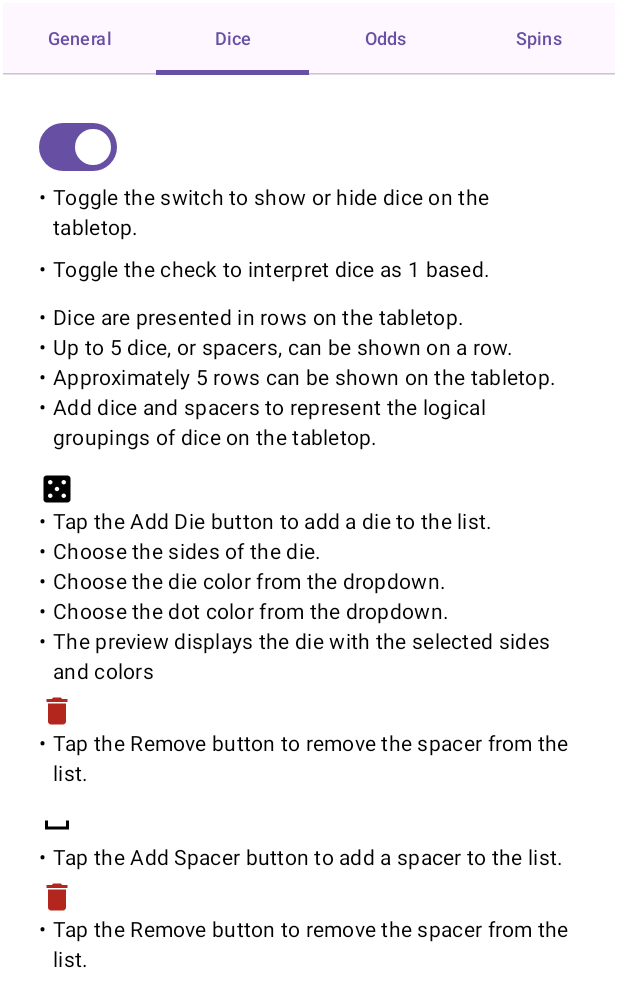
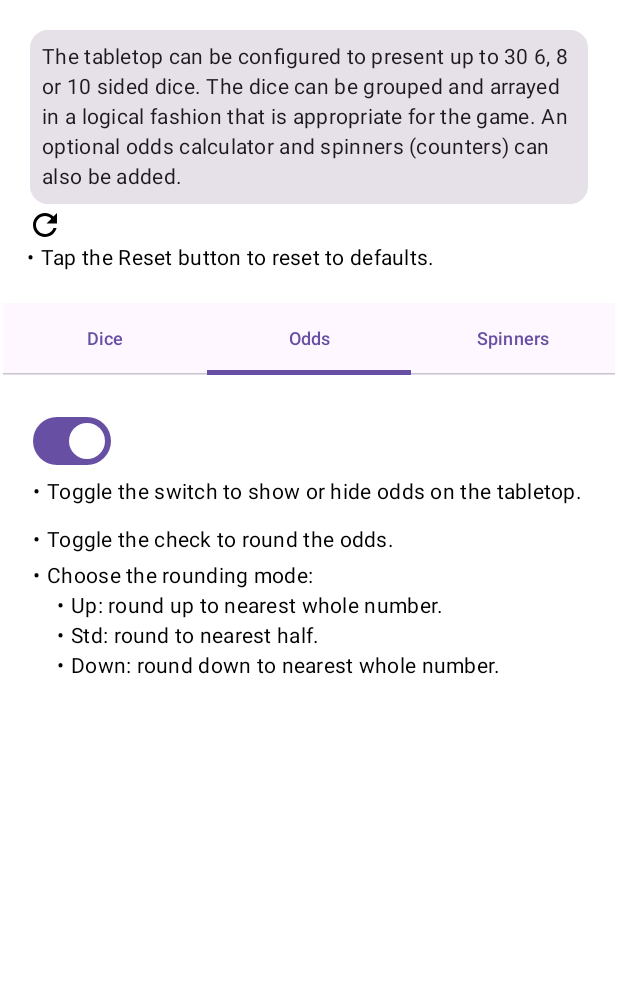
Before and after one commit to jcapuano328/TabletopAssistant2, an Android app built with Jetpack Compose: the @Preview function PreviewSettingsHelpContent, tab 2 chosen, on a phone screen of 412 x 824 dp. Shown: the top 1007 px of the screen. Run offline under Robolectric (Android 15) with nearby library versions, the phone set to English and light mode, and no system bars.

Commit message:
about content and help cleanup

```diff
--- a/app/src/main/java/com/ica/tabletopassistant/features/SettngsHelpContent.kt
+++ b/app/src/main/java/com/ica/tabletopassistant/features/SettngsHelpContent.kt
@@ -12,6 +12,7 @@ import androidx.compose.material.icons.filled.Casino
 import androidx.compose.material.icons.filled.Delete
 import androidx.compose.material.icons.filled.Refresh
 import androidx.compose.material.icons.filled.SpaceBar
+import androidx.compose.material3.Card
 import androidx.compose.material3.Icon
 import androidx.compose.material3.MaterialTheme
 import androidx.compose.material3.Switch
@@ -36,11 +37,13 @@ import com.ica.tabletopassistant.features.spinners.help.SpinnersSettingsHelpSect
 @Composable
 fun SettingsHelpContent() {
     var selectedTabIndex by remember { mutableStateOf(0) }
-    val tabTitles = listOf("General", "Dice", "Odds", "Spins")
+    val tabTitles = listOf("Dice", "Odds", "Spinners")
 
     Column(horizontalAlignment = Alignment.CenterHorizontally, modifier = Modifier
         .fillMaxSize()
         .padding(2.dp)) {
+
+        SettingsHelpSection()
 
         TabRow(selectedTabIndex = selectedTabIndex) {
             tabTitles.forEachIndexed { index, title ->
@@ -58,46 +61,28 @@ fun SettingsHelpContent() {
         ) {
             item {
                 when (selectedTabIndex) {
-                    0 -> SettingsHelpSection()
-                    1 -> DiceSettingsHelpSection()
-                    2 -> OddsSettingsHelpSection()
-                    3 -> SpinnersSettingsHelpSection()
+                    0 -> DiceSettingsHelpSection()
+                    1 -> OddsSettingsHelpSection()
+                    2 -> SpinnersSettingsHelpSection()
                 }
             }
         }
-
-
-        /*
-        LazyColumn(
-            modifier = Modifier
-                .padding(2.dp)
-                .fillMaxWidth()
-        ) {
-            // Section 1
-            item {
-                DiceSettingsHelpSection()
-            }
-
-            // Section 2
-            item {
-                OddsSettingsHelpSection()
-            }
-
-            // Section 3
-            item {
-                SpinnersSettingsHelpSection()
-            }
-        }
-        */
     }
 }
 
 @Composable
 fun SettingsHelpSection() {
     Column(Modifier.padding(16.dp)) {
+        Card(modifier = Modifier.padding(2.dp)) {
+            Text(
+                "The tabletop can be configured to present up to 30 6, 8 or 10 sided dice. The dice can be grouped and arrayed in a logical fashion that is appropriate for the game. An optional odds calculator and spinners (counters) can also be added.",
+                style = MaterialTheme.typography.bodyMedium,
+                modifier = Modifier.padding(8.dp)
+            )
+        }
         Icon(Icons.Default.Refresh, contentDescription = "Reset")
         BulletPoint(text = "Tap the Reset button to reset to defaults.")
-        Spacer(Modifier.height(16.dp))
+        Spacer(Modifier.height(4.dp))
     }
 }
 
--- a/app/src/main/java/com/ica/tabletopassistant/features/dice/help/DiceSettingsHelpSection.kt
+++ b/app/src/main/java/com/ica/tabletopassistant/features/dice/help/DiceSettingsHelpSection.kt
@@ -44,8 +44,8 @@ fun DiceSettingsHelpSection() {
 
                 BulletPoint(text = "Dice are presented in rows on the tabletop.")
                 BulletPoint(text = "Up to 5 dice, or spacers, can be shown on a row.")
-                BulletPoint(text = "Approximately 5 rows can be shown on the tabletop.")
-                BulletPoint(text = "Add dice and spacers to represent the logical groupings of dice on the tabletop.")
+                BulletPoint(text = "Approximately 6 rows can be shown on the tabletop, depending on the configuration of other options.")
+                BulletPoint(text = "Add dice and spacers to represent logical groupings of dice on the tabletop.")
                 Spacer(Modifier.height(12.dp))
 
                 // add die
--- a/app/src/main/java/com/ica/tabletopassistant/features/help/HelpDialog.kt
+++ b/app/src/main/java/com/ica/tabletopassistant/features/help/HelpDialog.kt
@@ -26,6 +26,7 @@ import com.ica.tabletopassistant.features.general.TabletopHelpContent
 @Composable
 fun HelpDialog(
     onDismiss: () -> Unit,
+    title: String = "Help",
     currentTopic: String,
     content: @Composable ColumnScope.() -> Unit
 ) {
@@ -52,7 +53,7 @@ fun HelpDialog(
                     ),
                     title = {
                         Text(
-                            text = "Help: $currentTopic",
+                            text = "$title: $currentTopic",
                             style = MaterialTheme.typography.headlineSmall,
                             //modifier = Modifier.padding(bottom = 16.dp)
                         )
```
Also changed, not shown: app/src/main/java/com/ica/tabletopassistant/features/TabletopAssistantAboutContent.kt (added, +126 -0 lines), app/src/main/java/com/ica/tabletopassistant/features/TabletopHelpContent.kt (+7 -0 lines), app/src/main/java/com/ica/tabletopassistant/features/TabletopScreen.kt (+15 -1 lines).
